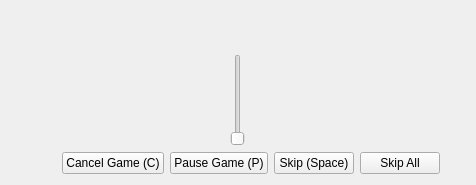
Old version of the form ui/player.ui in the repository tdauth/gustavsfairyland.
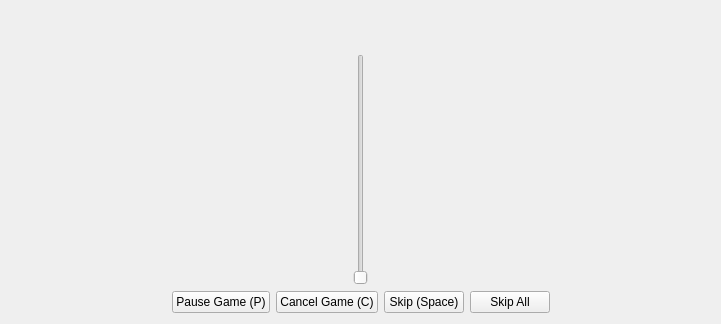
New version of the form.

Commit message: Added unique IDs for Bonus Clips and disabled buttons for game mode

```diff
--- a/ui/player.ui
+++ b/ui/player.ui
@@ -6,8 +6,8 @@
    <rect>
     <x>0</x>
     <y>0</y>
-    <width>476</width>
-    <height>185</height>
+    <width>721</width>
+    <height>324</height>
    </rect>
   </property>
   <property name="sizePolicy">
@@ -68,32 +68,6 @@
            </property>
           </spacer>
          </item>
-         <item>
-          <spacer name="horizontalSpacer_2">
-           <property name="orientation">
-            <enum>Qt::Horizontal</enum>
-           </property>
-           <property name="sizeHint" stdset="0">
-            <size>
-             <width>40</width>
-             <height>20</height>
-            </size>
-           </property>
-          </spacer>
-         </item>
-         <item>
-          <widget class="QPushButton" name="cancelPushButton">
-           <property name="sizePolicy">
-            <sizepolicy hsizetype="Preferred" vsizetype="Preferred">
-             <horstretch>0</horstretch>
-             <verstretch>0</verstretch>
-            </sizepolicy>
-           </property>
-           <property name="text">
-            <string>Cancel Game (C)</string>
-           </property>
-          </widget>
-         </item>
          <item>
           <widget class="QPushButton" name="pausePushButton">
            <property name="sizePolicy">
@@ -107,6 +81,19 @@
            </property>
           </widget>
          </item>
+         <item>
+          <widget class="QPushButton" name="cancelPushButton">
+           <property name="sizePolicy">
+            <sizepolicy hsizetype="Preferred" vsizetype="Preferred">
+             <horstretch>0</horstretch>
+             <verstretch>0</verstretch>
+            </sizepolicy>
+           </property>
+           <property name="text">
+            <string>Cancel Game (C)</string>
+           </property>
+          </widget>
+         </item>
          <item>
           <widget class="QPushButton" name="skipPushButton">
            <property name="sizePolicy">
```
Left out of the diff: 1 changed line with no effect on the pictures. The commit also changes 4 other files.
